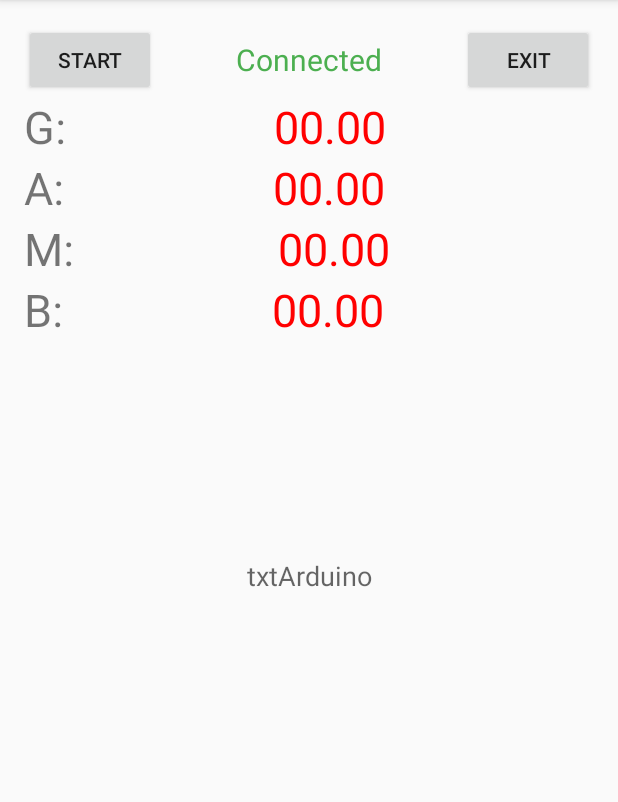
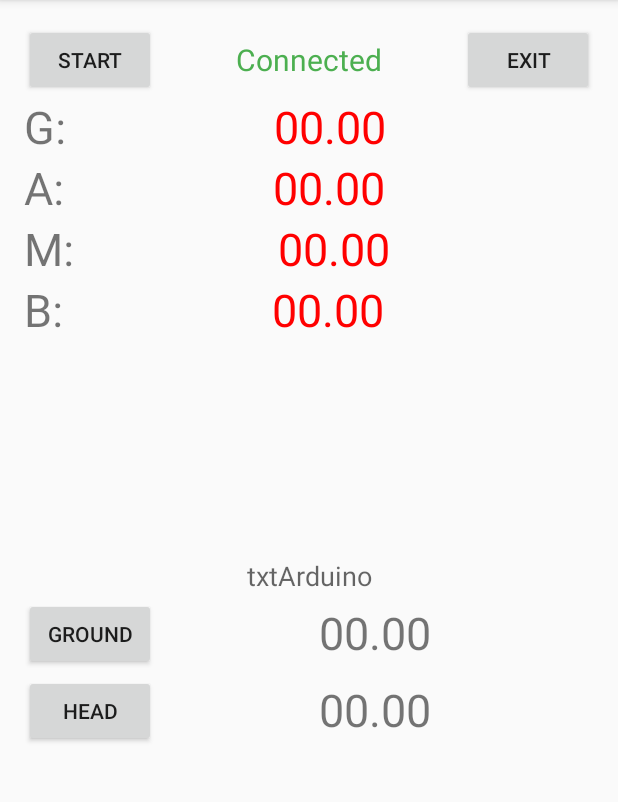
Before and after one commit to MigMikael/LambdaBall, an Android app: the ShowDataActivity screen opened directly, with no data from a screen before it, on a phone screen of 412 x 824 dp, the part 84-886 px from its top. Run offline under Robolectric (Android 15) with nearby library versions, the phone set to English and light mode, and no system bars; network calls fail; 6 statements that could not run were skipped.

Commit message:
play some music

```diff
--- a/app/src/main/java/com/example/mig/lambdaball/MainActivity.java
+++ b/app/src/main/java/com/example/mig/lambdaball/MainActivity.java
@@ -3,6 +3,7 @@ package com.example.mig.lambdaball;
 import android.bluetooth.BluetoothAdapter;
 import android.bluetooth.BluetoothDevice;
 import android.content.Intent;
+import android.media.MediaPlayer;
 import android.os.Bundle;
 import android.support.v7.app.AppCompatActivity;
 import android.util.Log;
@@ -35,6 +36,8 @@ public class MainActivity extends AppCompatActivity {
     public void onCreate(Bundle savedInstanceState) {
         super.onCreate(savedInstanceState);
         setContentView(R.layout.activity_main);
+        final MediaPlayer mp = MediaPlayer.create(this, R.raw.sound);
+        mp.start();
     }
 
     @Override
--- a/app/src/main/java/com/example/mig/lambdaball/ShowDataActivity.java
+++ b/app/src/main/java/com/example/mig/lambdaball/ShowDataActivity.java
@@ -4,6 +4,7 @@ import android.bluetooth.BluetoothAdapter;
 import android.bluetooth.BluetoothDevice;
 import android.bluetooth.BluetoothSocket;
 import android.content.Intent;
+import android.media.MediaPlayer;
 import android.os.Handler;
 import android.support.v7.app.AppCompatActivity;
 import android.os.Bundle;
@@ -12,8 +13,6 @@ import android.view.View;
 import android.widget.Button;
 import android.widget.TextView;
 import android.widget.Toast;
-
-import org.w3c.dom.Text;
 
 import java.io.IOException;
 import java.io.InputStream;
@@ -24,18 +23,16 @@ public class ShowDataActivity extends AppCompatActivity {
 
     private static final String TAG = "ShowDataActivity";
 
-    Button startButton, exitButton;
+    Button startButton, exitButton, groundButton, headButton;
     TextView txtArduino, txtConnectStatus;
-    TextView txtGvalue, txtAvalue, txtMvalue, txtBvalue;
+    TextView txtGvalue, txtAvalue, txtMvalue, txtBvalue, txtGround, txtHead;
     Handler bluetoothIn;
 
     final int handlerState = 0;                        //used to identify handler message
     private BluetoothAdapter btAdapter = null;
     private BluetoothSocket btSocket = null;
-    private StringBuilder recDataString = new StringBuilder();
 
     private ConnectedThread mConnectedThread;
-    private BluetoothData mBluetoothData;
 
     // SPP UUID service - this should work for most devices
     private static final UUID BTMODULEUUID = UUID.fromString("00001101-0000-1000-8000-00805F9B34FB");
@@ -59,7 +56,10 @@ public class ShowDataActivity extends AppCompatActivity {
         txtMvalue = (TextView) findViewById(R.id.txtMvalue);
         txtBvalue = (TextView) findViewById(R.id.txtBvalue);
 
-        mBluetoothData = new BluetoothData();
+        groundButton = (Button) findViewById(R.id.buttonGround);
+        headButton = (Button) findViewById(R.id.buttonHead);
+        txtHead = (TextView) findViewById(R.id.txtHead);
+        txtGround = (TextView) findViewById(R.id.txtGround);
 
         bluetoothIn = new Handler() {
             public void handleMessage(android.os.Message msg) {
@@ -87,14 +87,35 @@ public class ShowDataActivity extends AppCompatActivity {
         checkBTState();
 
         startButton.setOnClickListener(new View.OnClickListener() {
+            @Override
             public void onClick(View v) {
 
             }
         });
 
         exitButton.setOnClickListener(new View.OnClickListener() {
+            @Override
             public void onClick(View v) {
-                finish();
+                try {
+                    btSocket.close();
+                    Log.d(TAG, "...close Socket ok...");
+                } catch (IOException e2) {
+                    //insert code to deal with this
+                }
+            }
+        });
+
+        groundButton.setOnClickListener(new View.OnClickListener() {
+            @Override
+            public void onClick(View v) {
+                txtGround.setText(txtBvalue.getText());
+            }
+        });
+
+        headButton.setOnClickListener(new View.OnClickListener() {
+            @Override
+            public void onClick(View v) {
+                txtHead.setText(txtBvalue.getText());
             }
         });
     }
@@ -112,9 +133,7 @@ public class ShowDataActivity extends AppCompatActivity {
     }
 
     private BluetoothSocket createBluetoothSocket(BluetoothDevice device) throws IOException {
-
         return device.createRfcommSocketToServiceRecord(BTMODULEUUID);
-        //creates secure outgoing connection with BT device using UUID
     }
 
     @Override
--- a/app/src/main/res/layout/activity_show_data.xml
+++ b/app/src/main/res/layout/activity_show_data.xml
@@ -46,8 +46,8 @@
     <LinearLayout
         android:layout_width="match_parent"
         android:layout_height="wrap_content"
-        android:orientation="vertical"
-        android:layout_below="@+id/buttonStart">
+        android:layout_below="@+id/buttonStart"
+        android:orientation="vertical">
 
         <LinearLayout
             android:layout_width="match_parent"
@@ -59,18 +59,18 @@
                 android:layout_width="wrap_content"
                 android:layout_height="wrap_content"
                 android:layout_below="@+id/buttonStart"
-                android:textSize="30sp"
-                android:text="G:" />
+                android:text="G:"
+                android:textSize="30sp" />
 
             <TextView
                 android:id="@+id/txtGvalue"
                 android:layout_width="match_parent"
                 android:layout_height="wrap_content"
                 android:layout_below="@+id/buttonStart"
-                android:textSize="30sp"
                 android:text="00.00"
+                android:textAlignment="center"
                 android:textColor="#ff0000"
-                android:textAlignment="center" />
+                android:textSize="30sp" />
 
         </LinearLayout>
 
@@ -84,18 +84,18 @@
                 android:layout_width="wrap_content"
                 android:layout_height="wrap_content"
                 android:layout_below="@+id/txtG"
-                android:textSize="30sp"
-                android:text="A:" />
+                android:text="A:"
+                android:textSize="30sp" />
 
             <TextView
                 android:id="@+id/txtAvalue"
                 android:layout_width="match_parent"
                 android:layout_height="wrap_content"
                 android:layout_below="@+id/txtG"
-                android:textSize="30sp"
                 android:text="00.00"
+                android:textAlignment="center"
                 android:textColor="#ff0000"
-                android:textAlignment="center" />
+                android:textSize="30sp" />
 
         </LinearLayout>
 
@@ -110,18 +110,18 @@
                 android:layout_width="wrap_content"
                 android:layout_height="wrap_content"
                 android:layout_below="@+id/txtA"
-                android:textSize="30sp"
-                android:text="M:" />
+                android:text="M:"
+                android:textSize="30sp" />
 
             <TextView
                 android:id="@+id/txtMvalue"
                 android:layout_width="match_parent"
                 android:layout_height="wrap_content"
                 android:layout_below="@+id/txtA"
-                android:textSize="30sp"
                 android:text="00.00"
+                android:textAlignment="center"
                 android:textColor="#ff0000"
-                android:textAlignment="center" />
+                android:textSize="30sp" />
 
         </LinearLayout>
 
@@ -135,20 +135,73 @@
                 android:layout_width="wrap_content"
                 android:layout_height="wrap_content"
                 android:layout_below="@+id/txtM"
-                android:textSize="30sp"
-                android:text="B:" />
+                android:text="B:"
+                android:textSize="30sp" />
 
             <TextView
                 android:id="@+id/txtBvalue"
                 android:layout_width="match_parent"
                 android:layout_height="wrap_content"
                 android:layout_below="@+id/txtM"
-                android:textSize="30sp"
                 android:text="00.00"
+                android:textAlignment="center"
                 android:textColor="#ff0000"
-                android:textAlignment="center" />
+                android:textSize="30sp" />
 
         </LinearLayout>
     </LinearLayout>
 
+    <LinearLayout
+        android:layout_width="match_parent"
+        android:layout_height="wrap_content"
+        android:layout_below="@+id/txtArduino"
+        android:orientation="vertical">
+
+        <LinearLayout
+            android:layout_width="match_parent"
+            android:layout_height="wrap_content"
+            android:orientation="horizontal">
+
+            <Button
+                android:id="@+id/buttonGround"
+                android:layout_width="wrap_content"
+                android:layout_height="wrap_content"
+                android:text="Ground" />
+
+            <TextView
+                android:id="@+id/txtGround"
+                android:layout_width="match_parent"
+                android:layout_height="wrap_content"
+                android:layout_margin="5dp"
+                android:text="00.00"
+                android:textAlignment="center"
+                android:textSize="30sp" />
+
+        </LinearLayout>
+
+        <LinearLayout
+            android:layout_width="match_parent"
+            android:layout_height="wrap_content"
+            android:layout_below="@+id/buttonGround"
+            android:orientation="horizontal">
+
+            <Button
+                android:id="@+id/buttonHead"
+                android:layout_width="wrap_content"
+                android:layout_height="wrap_content"
+                android:text="Head" />
+
+            <TextView
+                android:id="@+id/txtHead"
+                android:layout_width="match_parent"
+                android:layout_height="wrap_content"
+                android:layout_margin="5dp"
+                android:text="00.00"
+                android:textAlignment="center"
+                android:textSize="30sp" />
+
+        </LinearLayout>
+
+    </LinearLayout>
+
 </RelativeLayout>
```
Also changed, not shown: 2 other files.
